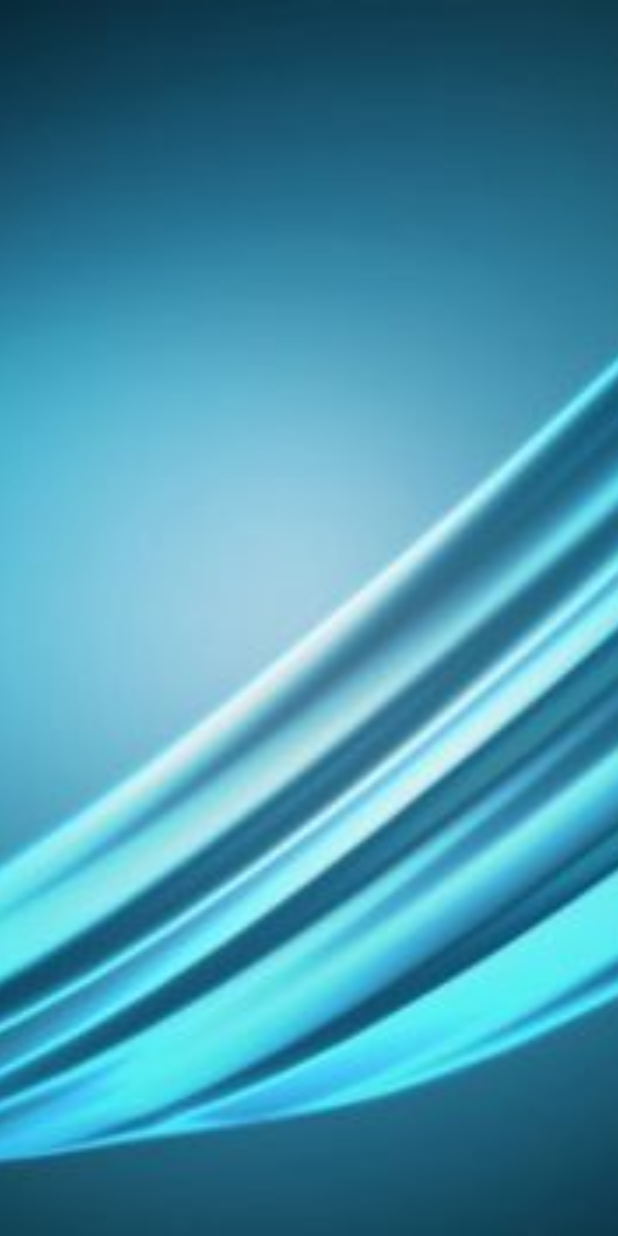
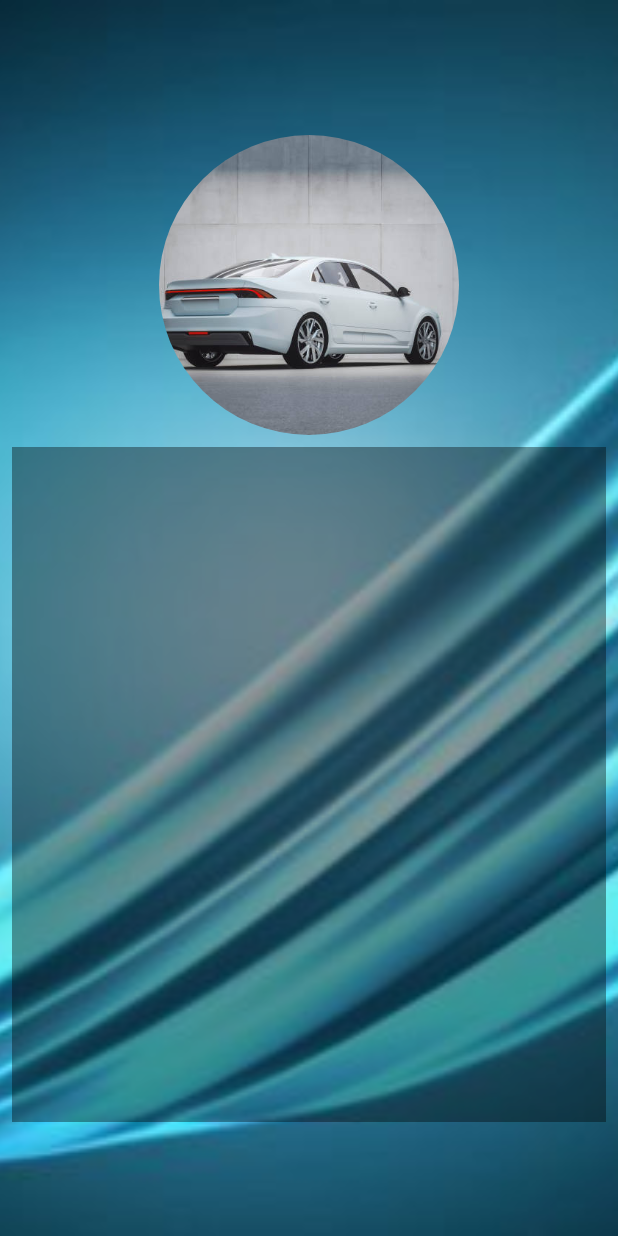
Before and after one commit to rbgithuub/demo-mobile-app, a Flutter app: the screen it shows after launch, on a phone screen of 412 x 824 dp. Run offline on Flutter 3.47's test engine with Material 2 defaults, Android fonts, the phone set to English and light mode, and no system bars.

Commit message:
New code changes for day-4 project-2

```diff
--- a/mobile_app_image/lib/project_2.dart
+++ b/mobile_app_image/lib/project_2.dart
@@ -17,6 +17,34 @@ class project_two extends StatelessWidget {
               image: AssetImage("assets/img/bg2.jpeg"),
               fit: BoxFit.cover,
           ),
+        ),
+        child: Column (
+          children: [
+            Center(
+              child: Padding(
+                padding: const EdgeInsets.only(top: 90.0),
+                child: ClipOval(
+                  child: Image.asset(
+                      "assets/img/car2.jpeg",
+                  width: 200,
+                  height: 200,
+                  fit: BoxFit.cover,
+                  )
+                 ),
+              ),
+            ),
+            Padding(
+              padding: const EdgeInsets.all(8.0),
+              child: Container(
+                height: 450,
+                width: 450,
+                color: Colors.black38,
+                child: Column (
+
+                ),
+              ),
+            )
+          ],
         ),
       ),
     );
```
